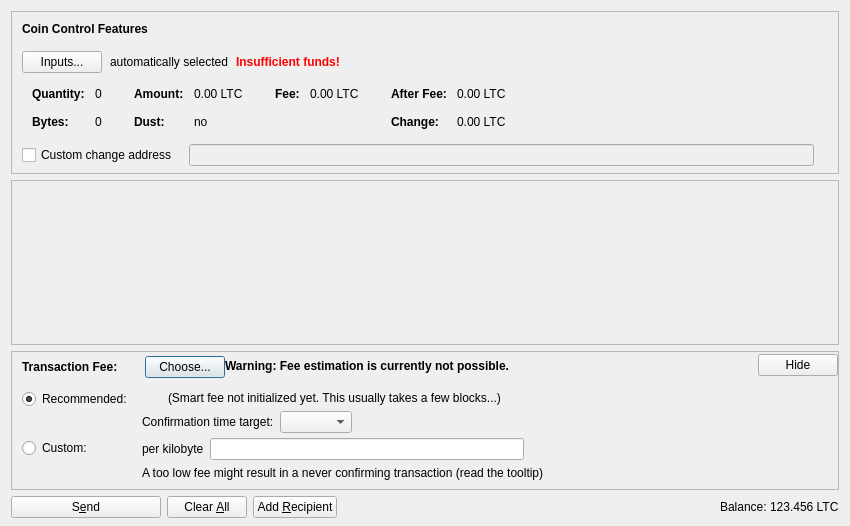
Old version of the form src/qt/forms/sendcoinsdialog.ui in the repository minblock/majesteescoin.
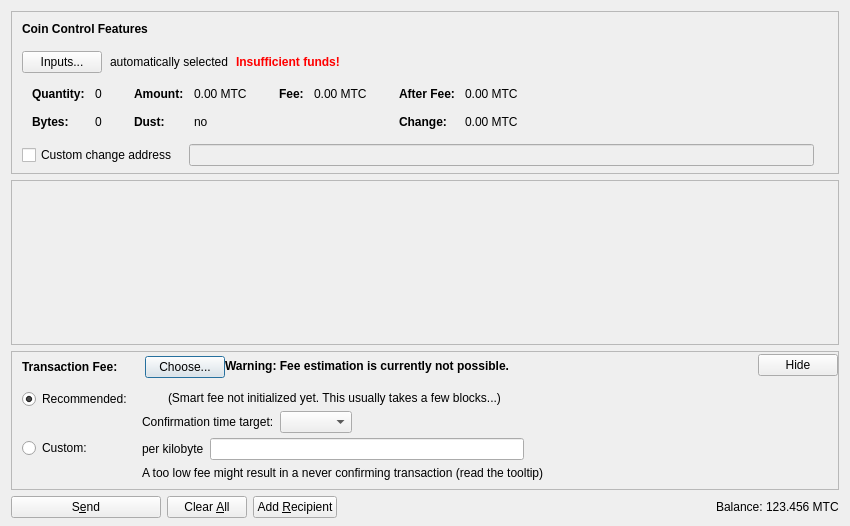
New version of the form. Icons and pictures are not drawn. Custom widgets are drawn as their Qt base class.

The edit to the form file:
```diff
--- a/src/qt/forms/sendcoinsdialog.ui
+++ b/src/qt/forms/sendcoinsdialog.ui
@@ -324,7 +324,7 @@
                   <enum>Qt::ActionsContextMenu</enum>
                  </property>
                  <property name="text">
-                  <string notr="true">0.00 LTC</string>
+                  <string notr="true">0.00 MTC</string>
                  </property>
                  <property name="textInteractionFlags">
                   <set>Qt::LinksAccessibleByMouse|Qt::TextSelectableByKeyboard|Qt::TextSelectableByMouse</set>
@@ -404,7 +404,7 @@
                   <enum>Qt::ActionsContextMenu</enum>
                  </property>
                  <property name="text">
-                  <string notr="true">0.00 LTC</string>
+                  <string notr="true">0.00 MTC</string>
                  </property>
                  <property name="textInteractionFlags">
                   <set>Qt::LinksAccessibleByMouse|Qt::TextSelectableByKeyboard|Qt::TextSelectableByMouse</set>
@@ -455,7 +455,7 @@
                   <enum>Qt::ActionsContextMenu</enum>
                  </property>
                  <property name="text">
-                  <string notr="true">0.00 LTC</string>
+                  <string notr="true">0.00 MTC</string>
                  </property>
                  <property name="textInteractionFlags">
                   <set>Qt::LinksAccessibleByMouse|Qt::TextSelectableByKeyboard|Qt::TextSelectableByMouse</set>
@@ -484,7 +484,7 @@
                   <enum>Qt::ActionsContextMenu</enum>
                  </property>
                  <property name="text">
-                  <string notr="true">0.00 LTC</string>
+                  <string notr="true">0.00 MTC</string>
                  </property>
                  <property name="textInteractionFlags">
                   <set>Qt::LinksAccessibleByMouse|Qt::TextSelectableByKeyboard|Qt::TextSelectableByMouse</set>
@@ -1204,7 +1204,7 @@
           <cursorShape>IBeamCursor</cursorShape>
          </property>
          <property name="text">
-          <string notr="true">123.456 LTC</string>
+          <string notr="true">123.456 MTC</string>
          </property>
          <property name="textInteractionFlags">
           <set>Qt::LinksAccessibleByMouse|Qt::TextSelectableByKeyboard|Qt::TextSelectableByMouse</set>
```
